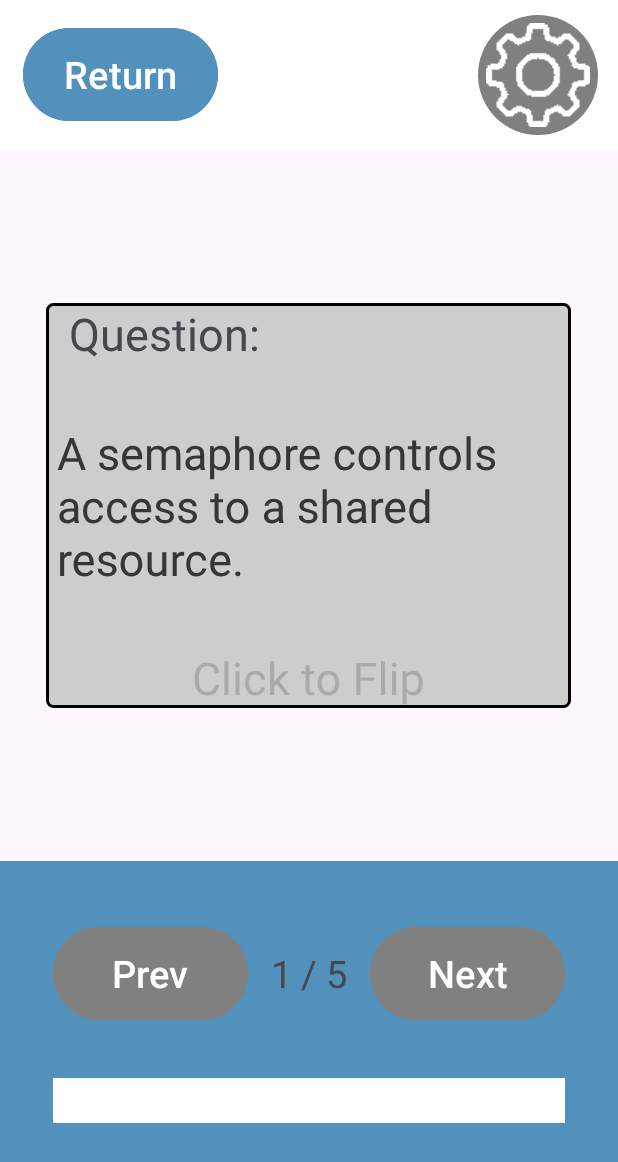
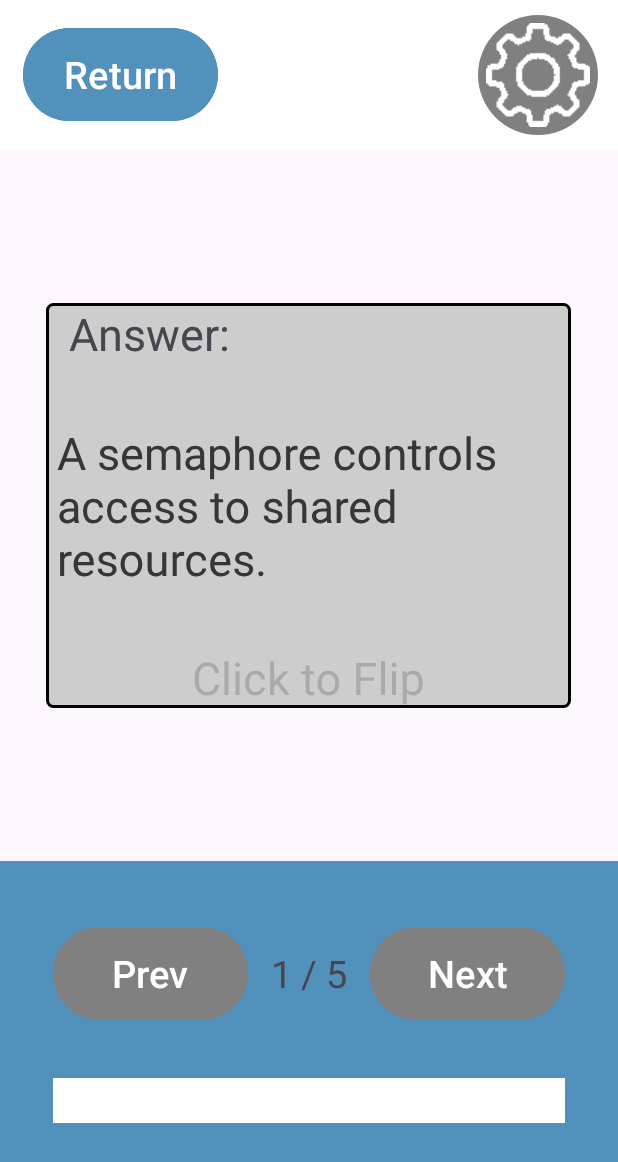
Before and after one commit to ncorcoran771/FlashcardApp, an Android app: the Study_Screen screen opened directly, with no data from a screen before it, after a tap on "Question:", on a phone screen of 412 x 824 dp. Shown: the top 1162 px of the screen. Run offline under Robolectric (Android 15) with nearby library versions, the phone set to English and light mode, and no system bars.

Commit message:
Finialized Card Spinning

```diff
--- a/app/src/main/java/com/hfad/flashcardapp/Study_Screen.java
+++ b/app/src/main/java/com/hfad/flashcardapp/Study_Screen.java
@@ -2,6 +2,7 @@ package com.hfad.flashcardapp;
 
 import android.animation.ObjectAnimator;
 import android.content.Intent;
+import android.media.MediaPlayer;
 import android.os.Bundle;
 import android.view.View;
 import android.view.animation.AnimationSet;
@@ -19,6 +20,9 @@ import androidx.core.view.WindowInsetsCompat;
 public class Study_Screen extends AppCompatActivity {
     int card_index = 0;
     int deck_size;
+    String[] question_array;
+    String[] answer_array;
+    MediaPlayer swoosh_sound;
     boolean isFlipped = false;
     @Override
     protected void onCreate(Bundle savedInstanceState) {
@@ -28,7 +32,7 @@ public class Study_Screen extends AppCompatActivity {
         ViewCompat.setOnApplyWindowInsetsListener(findViewById(R.id.main), (v, insets) -> {
             Insets systemBars = insets.getInsets(WindowInsetsCompat.Type.systemBars());
             v.setPadding(systemBars.left, systemBars.top, systemBars.right, systemBars.bottom);
-
+            swoosh_sound = MediaPlayer.create(this, R.raw.swoosh);
             RelativeLayout flash_card = findViewById(R.id.flashcard);
             flash_card.setOnClickListener(new View.OnClickListener() {
                 boolean isFlipped = false;
@@ -36,15 +40,18 @@ public class Study_Screen extends AppCompatActivity {
                 @Override
                 public void onClick(View v) {
                     TextView questionText = findViewById(R.id.question_text);
+                    TextView typeText = findViewById(R.id.card_type);
                     RelativeLayout flash_card = findViewById(R.id.flashcard);
                     flash_card.setRotationY(flash_card.getRotationY() + 180);
+                    swoosh_sound.start();
                     flash_card.animate().rotationYBy(180);
 
                     if (isFlipped) {
-                        questionText.setText("What is a Semaphore?");
-
+                        questionText.setText(question_array[card_index]);
+                        typeText.setText("Question:");
                     } else {
-                        questionText.setText("A semaphore controls access to a shared resource.");
+                        questionText.setText(answer_array[card_index]);
+                        typeText.setText("Answer:");
                     }
 
                     isFlipped = !isFlipped;
@@ -59,11 +66,12 @@ public class Study_Screen extends AppCompatActivity {
 
 
     private void _update_question() {
-        String[] string_array = getResources().getStringArray(R.array.question_list);
-        String question = string_array[card_index];
+        question_array = getResources().getStringArray(R.array.question_list);
+        answer_array = getResources().getStringArray(R.array.answer_list);
+        String question = question_array[card_index];
         TextView question_region = findViewById(R.id.question_text);
         question_region.setText(question);
-        this.deck_size = string_array.length;
+        this.deck_size = question_array.length;
     }
     private void _update_progress_bar(){
         RelativeLayout full_bar = findViewById(R.id.full_bar);
--- a/app/src/main/res/layout/activity_study_screen.xml
+++ b/app/src/main/res/layout/activity_study_screen.xml
@@ -61,7 +61,7 @@
                     android:id="@+id/flashcard"
                     >
                     <TextView
-
+                        android:id="@+id/card_type"
                         android:text="Question:"
                         android:layout_width="wrap_content"
                         android:layout_height="wrap_content"
--- a/app/src/main/res/values/strings.xml
+++ b/app/src/main/res/values/strings.xml
@@ -17,6 +17,14 @@
         <item>What is the purpose of a file system in an OS?</item>
     </string-array>
 
+
+    <string-array name="answer_list">
+        <item>A semaphore controls access to shared resources.</item>
+        <item>Memory management allocates and tracks memory use.</item>
+        <item>CPU scheduling maximizes CPU use and efficiency.</item>
+        <item>A process is a running program.</item>
+        <item>A file system organizes and manages files on storage.</item>
+    </string-array>
 
 
     <string name="card_index">0 / 0</string>
```
Also changed, not shown: 1 other file.
